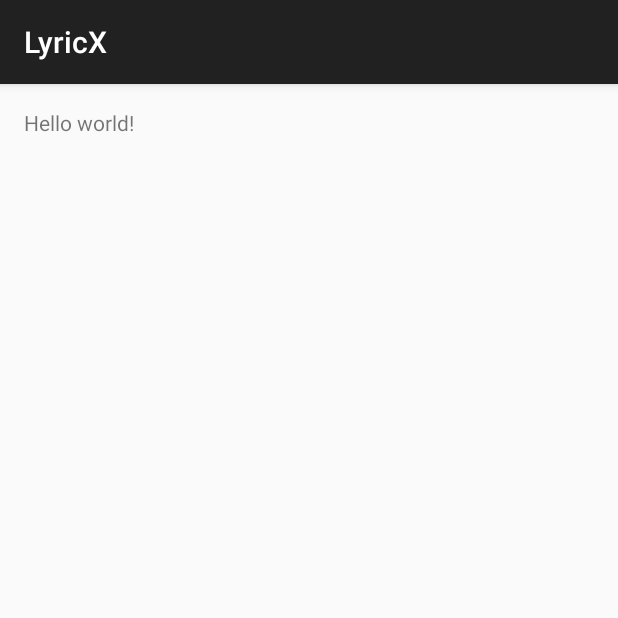
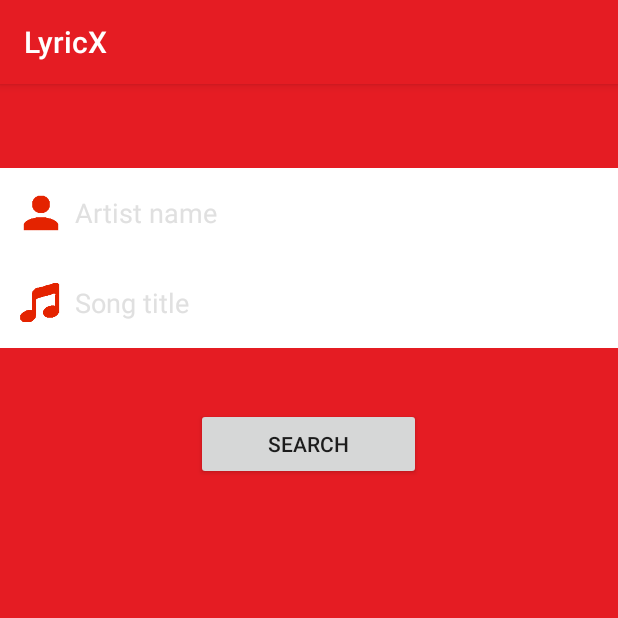
Before and after one commit to pkpio/LyricX, an Android app: the screen it shows after launch (MainActivity), on a phone screen of 412 x 824 dp, the top half of it. Run offline under Robolectric (Android 15) with nearby library versions, the phone set to English and light mode, and no system bars; libraries missing offline, so code that uses them is left out: com.mobprofs.retrofit, retrofit.client.

Commit message:
Basic app in place

```diff
--- a/app/src/main/res/layout/activity_main.xml
+++ b/app/src/main/res/layout/activity_main.xml
@@ -2,16 +2,79 @@
     xmlns:tools="http://schemas.android.com/tools"
     android:layout_width="match_parent"
     android:layout_height="match_parent"
+    android:background="@color/md_red_500"
     android:paddingBottom="@dimen/activity_vertical_margin"
-    android:paddingLeft="@dimen/activity_horizontal_margin"
-    android:paddingRight="@dimen/activity_horizontal_margin"
     android:paddingTop="@dimen/activity_vertical_margin"
     tools:context=".MainActivity">
 
-    <TextView
-        android:id="@+id/hello"
-        android:layout_width="wrap_content"
+    <!-- Artist -->
+
+    <FrameLayout
+        android:id="@+id/s_artist_box"
+        android:layout_width="match_parent"
+        android:layout_height="@dimen/s_box_height"
+        android:layout_gravity="center_horizontal"
+        android:layout_marginTop="40dp"
+        android:background="#ffffff"
+        android:gravity="center_vertical">
+
+        <EditText
+            android:id="@+id/s_artist"
+            android:layout_width="match_parent"
+            android:layout_height="match_parent"
+            android:background="@null"
+            android:hint="@string/s_artist_hint"
+            android:inputType="textUri"
+            android:paddingLeft="@dimen/s_text_paddingleft"
+            android:paddingRight="@dimen/s_text_paddingright"
+            android:textColorHint="@color/md_grey_300" />
+
+        <ImageView
+            android:layout_width="50dp"
+            android:layout_height="match_parent"
+            android:paddingLeft="@dimen/s_ic_paddingleft"
+            android:paddingRight="@dimen/s_ic_paddingright"
+            android:src="@drawable/ic_person" />
+    </FrameLayout>
+
+    <!-- Song -->
+
+    <FrameLayout
+        android:id="@+id/s_song_box"
+        android:layout_width="match_parent"
+        android:layout_height="@dimen/s_box_height"
+        android:layout_below="@+id/s_artist_box"
+        android:layout_gravity="center_horizontal"
+        android:background="#ffffff"
+        android:gravity="center_vertical">
+
+        <EditText
+            android:id="@+id/s_song"
+            android:layout_width="match_parent"
+            android:layout_height="match_parent"
+            android:background="@null"
+            android:hint="@string/s_song_hint"
+            android:inputType="textUri"
+            android:paddingLeft="@dimen/s_text_paddingleft"
+            android:paddingRight="@dimen/s_text_paddingright"
+            android:textColorHint="@color/md_grey_300" />
+
+        <ImageView
+            android:layout_width="50dp"
+            android:layout_height="match_parent"
+            android:paddingLeft="@dimen/s_ic_paddingleft"
+            android:paddingRight="@dimen/s_ic_paddingright"
+            android:src="@drawable/ic_music" />
+    </FrameLayout>
+
+    <Button
+        android:id="@+id/s_search_btn"
+        android:layout_width="150dp"
         android:layout_height="wrap_content"
-        android:text="@string/hello_world" />
+        android:layout_below="@id/s_song_box"
+        android:layout_centerInParent="true"
+        android:layout_marginTop="40dp"
+        android:text="@string/s_search_btn" />
+
 
 </RelativeLayout>
--- a/app/src/main/res/values/dimens.xml
+++ b/app/src/main/res/values/dimens.xml
@@ -2,4 +2,13 @@
     <!-- Default screen margins, per the Android Design guidelines. -->
     <dimen name="activity_horizontal_margin">16dp</dimen>
     <dimen name="activity_vertical_margin">16dp</dimen>
+
+    <dimen name="s_box_height">60dp</dimen>
+    <dimen name="s_text_paddingleft">50dp</dimen>
+    <dimen name="s_text_paddingright">10dp</dimen>
+    <dimen name="s_ic_paddingleft">10dp</dimen>
+    <dimen name="s_ic_paddingright">5dp</dimen>
+
+    <dimen name="l_albumart_size">100dp</dimen>
+    <dimen name="l_info_box_height">75dp</dimen>
 </resources>
--- a/app/src/main/res/values/strings.xml
+++ b/app/src/main/res/values/strings.xml
@@ -3,5 +3,14 @@
 
     <string name="hello_world">Hello world!</string>
     <string name="action_settings">Settings</string>
-    <string name="title_activity_lyric">LyricActivity</string>
+    <string name="title_activity_lyric">LyricX</string>
+
+    <string name="s_artist_hint">Artist name</string>
+    <string name="s_song_hint">Song title</string>
+    <string name="s_search_btn">search</string>
+    <string name="s_artist_error">Can\'t be empty</string>
+    <string name="s_song_error">Can\'t be empty</string>
+
+    <string name="l_rank">Rating %d/10</string>
+
 </resources>
--- a/app/src/main/res/values/styles.xml
+++ b/app/src/main/res/values/styles.xml
@@ -2,7 +2,25 @@
 
     <!-- Base application theme. -->
     <style name="AppTheme" parent="Theme.AppCompat.Light.DarkActionBar">
-        <!-- Customize your theme here. -->
+        <item name="actionBarStyle">@style/MyActionBar</item>
+    </style>
+
+    <!-- ActionBar styles -->
+    <style name="MyActionBar" parent="@style/Widget.AppCompat.Light.ActionBar.Solid.Inverse">
+        <item name="android:background">@color/md_red_500</item>
+        <item name="background">@color/md_red_500</item>
+    </style>
+
+    <!-- Song info text fields -->
+    <style name="LyricInfo" parent="@android:style/TextAppearance.Medium">
+        <item name="android:layout_width">match_parent</item>
+        <item name="android:layout_height">0dp</item>
+        <item name="android:paddingTop">4dp</item>
+        <item name="android:layout_weight">1</item>
+        <item name="android:textColor">#333333</item>
+        <item name="android:singleLine">true</item>
+        <item name="android:textSize">16sp</item>
+        <item name="android:gravity">center_vertical</item>
     </style>
 
 </resources>
```
Also changed, not shown: app/src/main/AndroidManifest.xml (+5 -5 lines), app/src/main/java/xyz/praveen/lyricx/LyricActivity.java (+61 -19 lines), app/src/main/java/xyz/praveen/lyricx/MainActivity.java (+24 -23 lines), app/src/main/res/layout/activity_lyric.xml (+17 -15 lines), app/src/main/res/values/colors.xml (added, +301 -0 lines), app/src/main/res/drawable/ic_music.png (added), app/src/main/res/drawable/ic_person.png (added).
